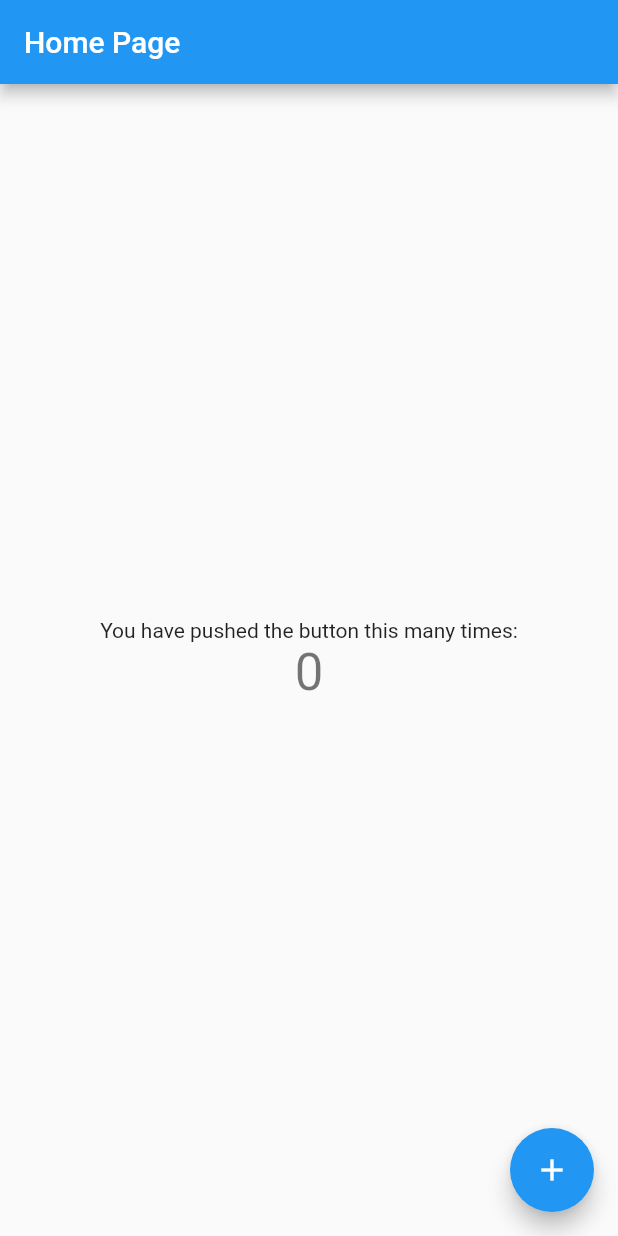
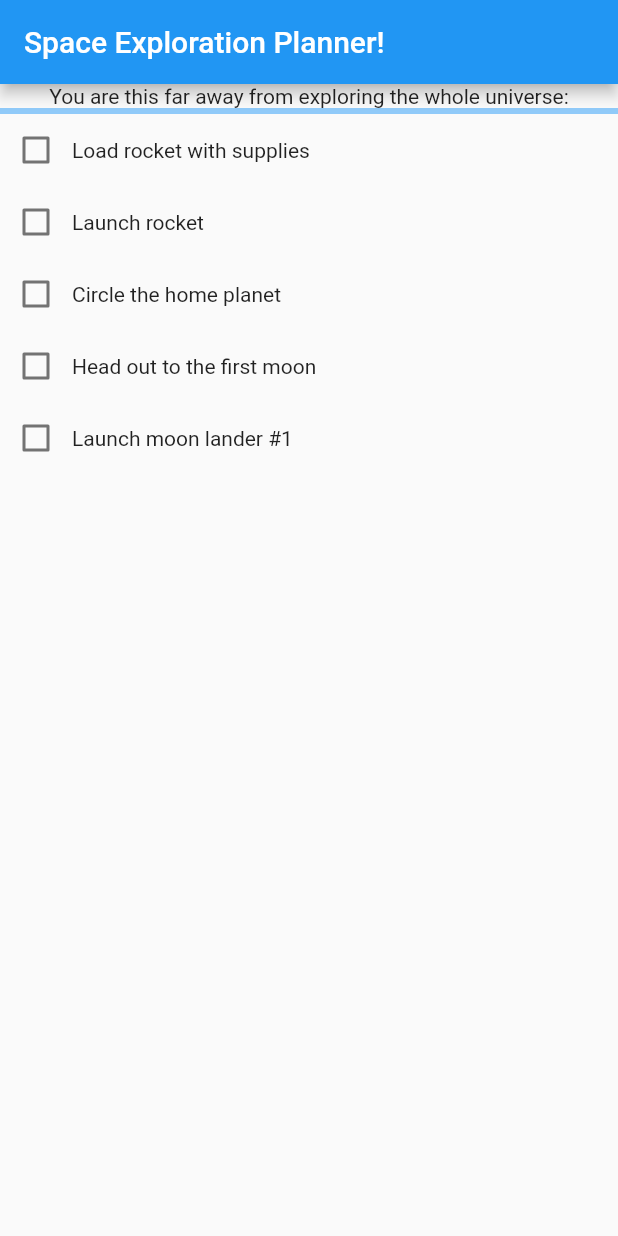
Before and after one commit to RomanDivkovic/First-flutter-app, a Flutter app: the screen it shows after launch, on a phone screen of 412 x 824 dp. Run offline on Flutter 3.47's test engine with Material 2 defaults, Android fonts, the phone set to English and light mode, and no system bars.

```diff
--- a/lib/main.dart
+++ b/lib/main.dart
@@ -1,115 +1,88 @@
 import 'package:flutter/material.dart';
 
-void main() {
-  runApp(const MyApp());
-}
+void main() => runApp(const MyApp());
 
 class MyApp extends StatelessWidget {
   const MyApp({Key? key}) : super(key: key);
 
-  // This widget is the root of your application.
   @override
   Widget build(BuildContext context) {
     return MaterialApp(
-      title: 'Flutter Demo',
-      theme: ThemeData(
-        // This is the theme of your application.
-        //
-        // Try running your application with "flutter run". You'll see the
-        // application has a blue toolbar. Then, without quitting the app, try
-        // changing the primarySwatch below to Colors.green and then invoke
-        // "hot reload" (press "r" in the console where you ran "flutter run",
-        // or simply save your changes to "hot reload" in a Flutter IDE).
-        // Notice that the counter didn't reset back to zero; the application
-        // is not restarted.
-        primarySwatch: Colors.blue,
-      ),
-      home: const MyHomePage(title: 'Home Page'),
+      title: 'Exploration!',
+      theme: ThemeData(primarySwatch: Colors.blue),
+      home: const MyHomePage(),
     );
   }
 }
 
-class MyHomePage extends StatefulWidget {
-  const MyHomePage({Key? key, required this.title}) : super(key: key);
-
-  // This widget is the home page of your application. It is stateful, meaning
-  // that it has a State object (defined below) that contains fields that affect
-  // how it looks.
-
-  // This class is the configuration for the state. It holds the values (in this
-  // case the title) provided by the parent (in this case the App widget) and
-  // used by the build method of the State. Fields in a Widget subclass are
-  // always marked "final".
-
-  final String title;
-
-  @override
-  State<MyHomePage> createState() => _MyHomePageState();
-}
-
-class _MyHomePageState extends State<MyHomePage> {
-  int _counter = 0;
-
-  void _incrementCounter() {
-    setState(() {
-      // This call to setState tells the Flutter framework that something has
-      // changed in this State, which causes it to rerun the build method below
-      // so that the display can reflect the updated values. If we changed
-      // _counter without calling setState(), then the build method would not be
-      // called again, and so nothing would appear to happen.
-      _counter++;
-    });
-  }
+class MyHomePage extends StatelessWidget {
+  const MyHomePage({Key? key}) : super(key: key);
 
   @override
   Widget build(BuildContext context) {
-    // This method is rerun every time setState is called, for instance as done
-    // by the _incrementCounter method above.
-    //
-    // The Flutter framework has been optimized to make rerunning build methods
-    // fast, so that you can just rebuild anything that needs updating rather
-    // than having to individually change instances of widgets.
     return Scaffold(
       appBar: AppBar(
-        // Here we take the value from the MyHomePage object that was created by
-        // the App.build method, and use it to set our appbar title.
-        title: Text(widget.title),
+        title: const Text('Space Exploration Planner!'),
       ),
-      body: Center(
-        // Center is a layout widget. It takes a single child and positions it
-        // in the middle of the parent.
-        child: Column(
-          // Column is also a layout widget. It takes a list of children and
-          // arranges them vertically. By default, it sizes itself to fit its
-          // children horizontally, and tries to be as tall as its parent.
-          //
-          // Invoke "debug painting" (press "p" in the console, choose the
-          // "Toggle Debug Paint" action from the Flutter Inspector in Android
-          // Studio, or the "Toggle Debug Paint" command in Visual Studio Code)
-          // to see the wireframe for each widget.
-          //
-          // Column has various properties to control how it sizes itself and
-          // how it positions its children. Here we use mainAxisAlignment to
-          // center the children vertically; the main axis here is the vertical
-          // axis because Columns are vertical (the cross axis would be
-          // horizontal).
-          mainAxisAlignment: MainAxisAlignment.center,
-          children: <Widget>[
-            const Text(
-              'You have pushed the button this many times:',
-            ),
-            Text(
-              '$_counter',
-              style: Theme.of(context).textTheme.headline4,
-            ),
-          ],
-        ),
+      body: Column(
+        children: [
+          Progress(),
+          TaskList(),
+        ],
       ),
-      floatingActionButton: FloatingActionButton(
-        onPressed: _incrementCounter,
-        tooltip: 'Increment',
-        child: const Icon(Icons.add),
-      ), // This trailing comma makes auto-formatting nicer for build methods.
     );
   }
 }
+
+class Progress extends StatelessWidget {
+  @override
+  Widget build(BuildContext context) {
+    return Column(
+      children: const [
+        Text('You are this far away from exploring the whole universe:'),
+        LinearProgressIndicator(value: 0.0),
+      ],
+    );
+  }
+}
+
+class TaskList extends StatelessWidget {
+  @override
+  Widget build(BuildContext context) {
+    return Column(
+      children: const [
+        TaskItem(label: 'Load rocket with supplies'),
+        TaskItem(label: 'Launch rocket'),
+        TaskItem(label: 'Circle the home planet'),
+        TaskItem(label: 'Head out to the first moon'),
+        TaskItem(label: 'Launch moon lander #1'),
+      ],
+    );
+  }
+}
+
+class TaskItem extends StatefulWidget {
+  final String label;
+
+  const TaskItem({Key? key, required this.label}) : super(key: key);
+
+  @override
+  _TaskItemState createState() => _TaskItemState();
+}
+
+class _TaskItemState extends State<TaskItem> {
+  bool? _value = false;
+
+  @override
+  Widget build(BuildContext context) {
+    return Row(
+      children: [
+        Checkbox(
+          onChanged: (newValue) => setState(() => _value = newValue),
+          value: _value,
+        ),
+        Text(widget.label),
+      ],
+    );
+  }
+}
```
